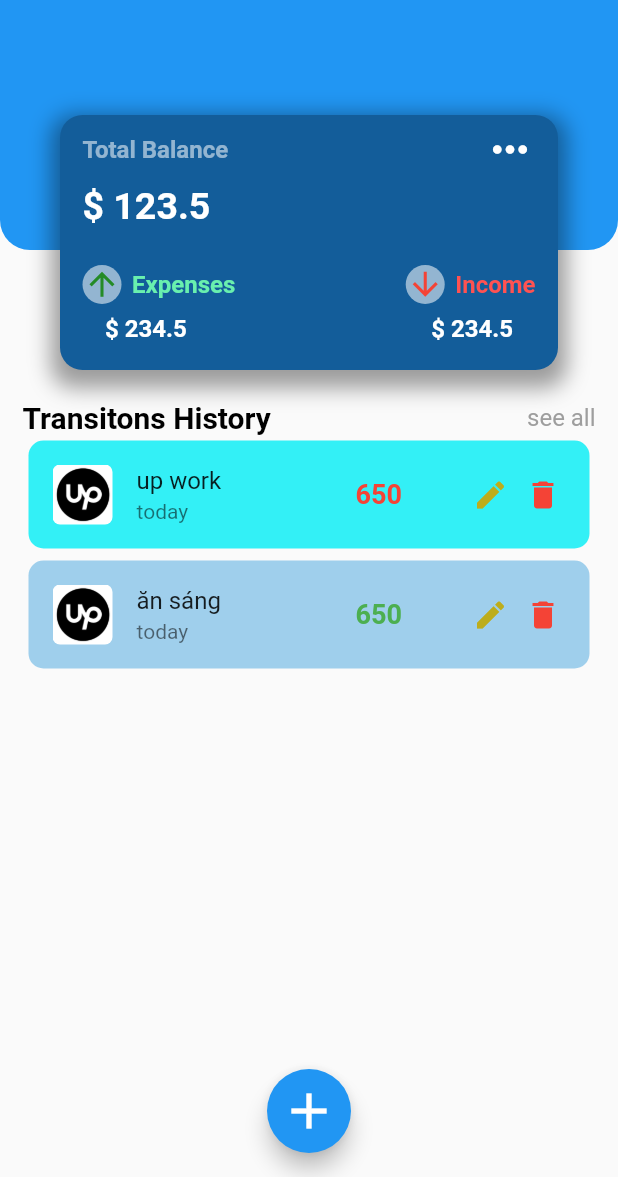
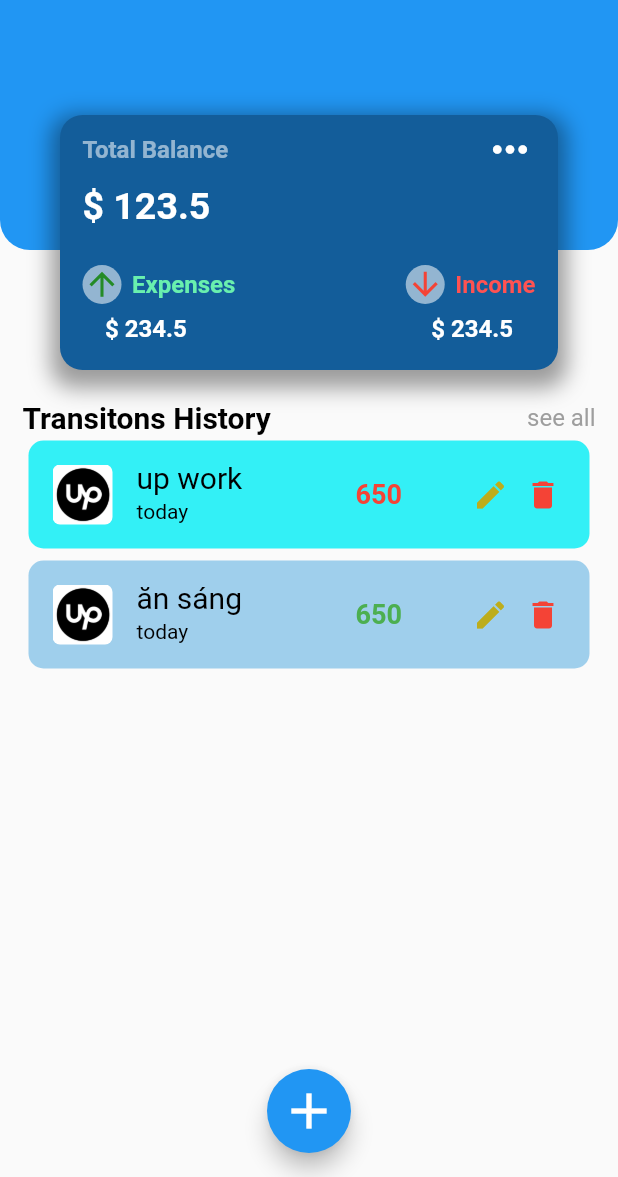
Before and after one commit to NguyenNhatHau14/team14, a Flutter app: the draw1 screen opened directly, in the side drawer, after a tap on "Over View", on a phone screen of 412 x 824 dp, the part 59-1236 px from its top. Run offline on Flutter 3.47's test engine with Material 2 defaults, Android fonts, the phone set to English and light mode, and no system bars; our stand-ins replace charts_flutter, firebase_auth, firebase_core, page_transition, shared_preferences, sqflite; missing offline and left inert: gsheets; accounts and stored records are empty; statements that could not run were skipped; key blocks and very long unbroken strings in the code were emptied for the run.

Commit message:
color in darkmode

```diff
--- a/flutter_demo/lib/src/pages/chart_app.dart
+++ b/flutter_demo/lib/src/pages/chart_app.dart
@@ -1,7 +1,8 @@
 import 'package:flutter/material.dart';
 import 'package:charts_flutter/flutter.dart' as charts;
 import 'package:flutter_demo/src/menu_app.dart';
-
+import 'package:flutter_demo/ThemeProvider.dart';
+import 'package:provider/provider.dart';
 class draw1 extends StatefulWidget {
   const draw1({Key? key}) : super(key: key);
 
@@ -33,9 +34,10 @@ class _draw1State extends State<draw1> {
 
   @override
   Widget build(BuildContext context) {
+         final themeProvider = Provider.of<ThemeProvider>(context);
     return Scaffold(
       appBar: AppBar(
-        title: const Text('Chart'),
+        title:const Text('Chart',),
         elevation: 0,
       ),
       drawer: const MenuApp(),
@@ -46,12 +48,13 @@ class _draw1State extends State<draw1> {
               child: Column(
                 children: [
                   SizedBox(height: 20),
-                  const Text(
+                   Text(
                     'chart',
                     style: TextStyle(
-                      color: Colors.black,
+                      color: themeProvider.isDarkMode ? Colors.white : Colors.black,
                       fontSize: 20,
                       fontWeight: FontWeight.w700,
+
                     ),
                   ),
                   SizedBox(height: 20),
@@ -71,15 +74,15 @@ class _draw1State extends State<draw1> {
                             width: 80,
                             decoration: BoxDecoration(
                               borderRadius: BorderRadius.circular(10),
-                              color: index_color == index
-                                  ? Colors.pink
-                                  : Colors.white,
+                            color: index_color == index
+    ? (themeProvider.isDarkMode ? Theme.of(context).colorScheme.background : Colors.pink)
+    : (themeProvider.isDarkMode ? Theme.of(context).colorScheme.surface : Colors.white),
                             ),
                             alignment: Alignment.center,
                             child: Text(
                               day[index],
                               style: TextStyle(
-                                color: index_color == index
+                                color:themeProvider.isDarkMode ? Colors.white : index_color == index
                                     ? Colors.white
                                     : Colors.black,
                                 fontSize: 16,
@@ -141,13 +144,14 @@ class _draw1State extends State<draw1> {
                     padding: const EdgeInsets.symmetric(horizontal: 15),
                     child: Row(
                       mainAxisAlignment: MainAxisAlignment.spaceBetween,
-                      children: const [
+                      children:  [
                         Text(
                           'Top Spending',
                           style: TextStyle(
-                            color: Colors.black,
+                            color:themeProvider.isDarkMode ? Colors.white : Colors.black,
                             fontSize: 20,
                             fontWeight: FontWeight.w700,
+
                           ),
                         ),
                         Icon(
@@ -215,25 +219,18 @@ class ColumnChart extends StatelessWidget {
 
   @override
   Widget build(BuildContext context) {
+     final themeProvider = Provider.of<ThemeProvider>(context);
     return charts.BarChart(
       seriesList,
       animate: animate,
       vertical: false,
-      barRendererDecorator: charts.BarLabelDecorator(
-        labelPosition: charts.BarLabelPosition.outside,
-        labelAnchor: charts.BarLabelAnchor.middle,
-        outsideLabelStyleSpec: charts.TextStyleSpec(
-          fontSize: 14,
-          color: charts.MaterialPalette.black,
-        ),
-      ),
       domainAxis: charts.OrdinalAxisSpec(
         renderSpec: charts.SmallTickRendererSpec(
           labelRotation: 0,
           labelAnchor: charts.TickLabelAnchor.centered,
           labelStyle: charts.TextStyleSpec(
             fontSize: 16,
-            color: charts.MaterialPalette.black,
+            color: themeProvider.isDarkMode ? charts.MaterialPalette.white:charts.MaterialPalette.black,
           ),
           labelOffsetFromAxisPx: 60,
         ),
--- a/flutter_demo/lib/src/pages/home_app.dart
+++ b/flutter_demo/lib/src/pages/home_app.dart
@@ -3,7 +3,8 @@ import 'package:flutter/rendering.dart';
 import 'package:flutter_demo/src/data/1.dart';
 import 'package:flutter_demo/src/menu_app.dart';
 import 'package:flutter_demo/src/widgets/overview/card_body_widget.dart';
-
+import 'package:flutter_demo/ThemeProvider.dart';
+import 'package:provider/provider.dart';
 import '../widgets/overview/plus_button_widget.dart';
 
 class HomeApp extends StatefulWidget {
@@ -59,6 +60,7 @@ class _HomeAppState extends State<HomeApp> {
 
   @override
   Widget build(BuildContext context) {
+     final themeProvider = Provider.of<ThemeProvider>(context);
     return Scaffold(
       appBar: AppBar(
         title: const Text('Over view'),
@@ -78,13 +80,13 @@ class _HomeAppState extends State<HomeApp> {
                 padding: const EdgeInsets.symmetric(horizontal: 15),
                 child: Row(
                   mainAxisAlignment: MainAxisAlignment.spaceBetween,
-                  children: const [
+                  children:  [
                     Text(
                       'Transitons History',
                       style: TextStyle(
                           fontSize: 20,
                           fontWeight: FontWeight.bold,
-                          color: Colors.black),
+                          color: themeProvider.isDarkMode ? Colors.white : Colors.black ),
                     ),
                     Text(
                       'see all',
--- a/flutter_demo/lib/src/widgets/overview/card_body_widget.dart
+++ b/flutter_demo/lib/src/widgets/overview/card_body_widget.dart
@@ -1,4 +1,6 @@
 import 'package:flutter/material.dart';
+import 'package:flutter_demo/ThemeProvider.dart';
+import 'package:provider/provider.dart';
 
 class CardBody extends StatelessWidget {
   CardBody({super.key, required this.item, required this.indexCard});
@@ -6,6 +8,7 @@ class CardBody extends StatelessWidget {
   var indexCard;
   @override
   Widget build(BuildContext context) {
+    final themeProvider = Provider.of<ThemeProvider>(context);
     return Card(
       shape: RoundedRectangleBorder(
         borderRadius: BorderRadius.circular(10),
@@ -22,8 +25,8 @@ class CardBody extends StatelessWidget {
             height: 40,
           ),
         ),
-        title: Text(item.name),
-        subtitle: const Text('today'),
+        title: Text(item.name,style: const TextStyle( fontSize: 20, color: Colors.black),),
+        subtitle: const Text('today',style: TextStyle( color: Colors.black),),
         trailing: SizedBox(
           width: 140,
           child: Row(
--- a/flutter_demo/lib/src/widgets/overview/plus_button_widget.dart
+++ b/flutter_demo/lib/src/widgets/overview/plus_button_widget.dart
@@ -59,7 +59,7 @@ class _PlusButtonState extends State<PlusButton> {
                           const Text(
                             'N E W T R A N F E R',
                             style: TextStyle(
-                                fontSize: 24, fontWeight: FontWeight.w700),
+                                fontSize: 24, fontWeight: FontWeight.w700,color: Colors.black),
                           ),
                           const SizedBox(
                             height: 20,
@@ -81,7 +81,7 @@ class _PlusButtonState extends State<PlusButton> {
                                   decoration: const InputDecoration(
                                       border: OutlineInputBorder(),
                                       hintText: '0 ',
-                                      labelText: 'Your Acount'),
+                                      labelText: 'Your Acount',fillColor: Colors.black,),
                                   onChanged: (value) {
                                     try {
                                       amount = int.parse(value);
```
